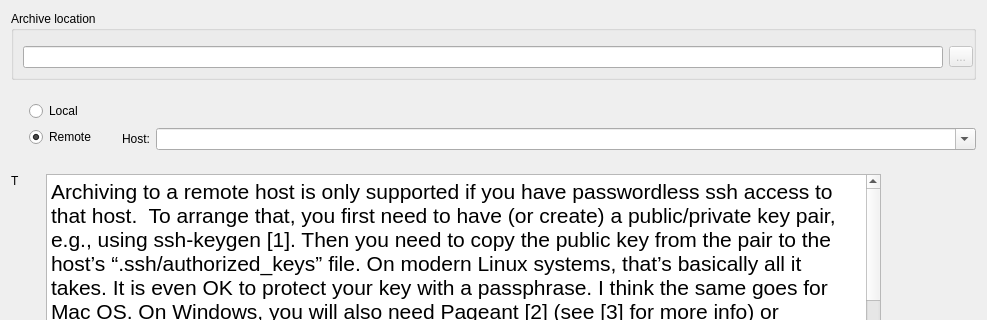
wagenadl/notedeln, file src/App/CloneBookDialog.ui: the form before one commit; both pictures show x 0 to 987 and y 0 to 320 of the 987 by 589 pixel window.
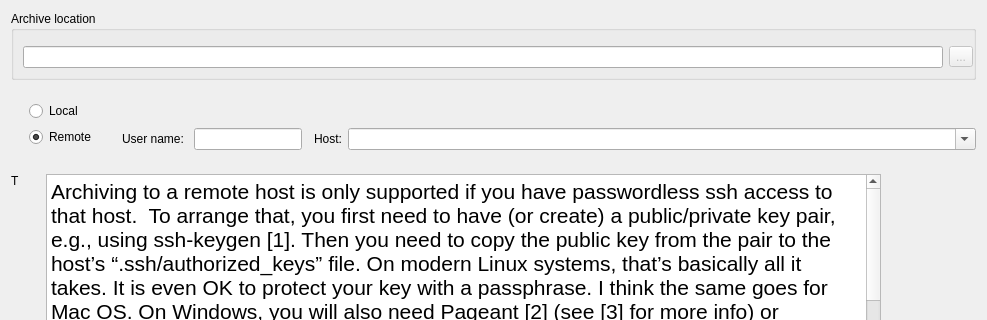
The form after the commit.

Commit message: Added username field to Clone/New dialogs; not yet functional

What changed in the file:
```diff
--- a/src/App/CloneBookDialog.ui
+++ b/src/App/CloneBookDialog.ui
@@ -140,13 +140,26 @@
            <property name="enabled">
             <bool>true</bool>
            </property>
-           <layout class="QHBoxLayout" name="horizontalLayout_5">
+           <layout class="QHBoxLayout" name="horizontalLayout_5" stretch="0,0,0,0,1">
             <property name="sizeConstraint">
              <enum>QLayout::SetDefaultConstraint</enum>
             </property>
             <property name="margin">
              <number>0</number>
             </property>
+            <item>
+             <widget class="QLabel" name="label">
+              <property name="text">
+               <string>User name: </string>
+              </property>
+             </widget>
+            </item>
+            <item>
+             <widget class="QLineEdit" name="username"/>
+            </item>
+            <item>
+             <widget class="QWidget" name="widget_8" native="true"/>
+            </item>
             <item>
              <widget class="QLabel" name="label_4">
               <property name="sizePolicy">
```
The commit also changes 1 other file.
